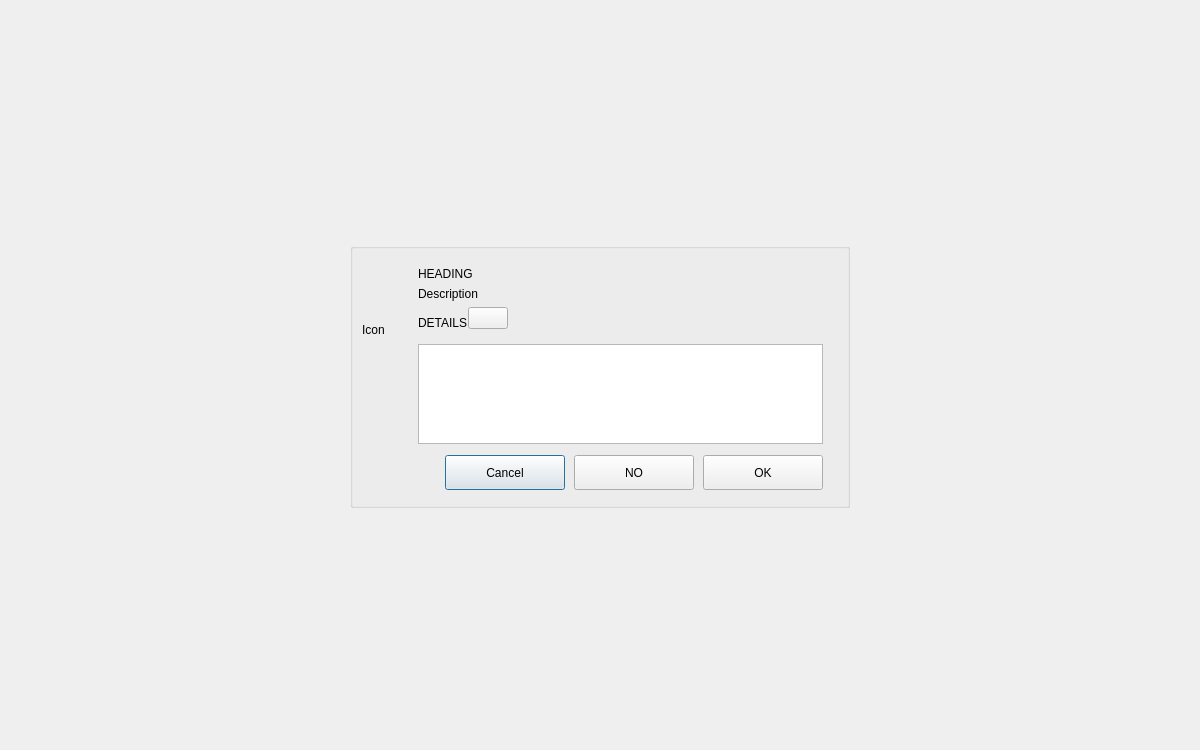
Old version of the form opensyde_tool/src/opensyde_gui_elements/widget/C_OgeWiCustomMessage.ui in the repository openSYDE/openSYDE.
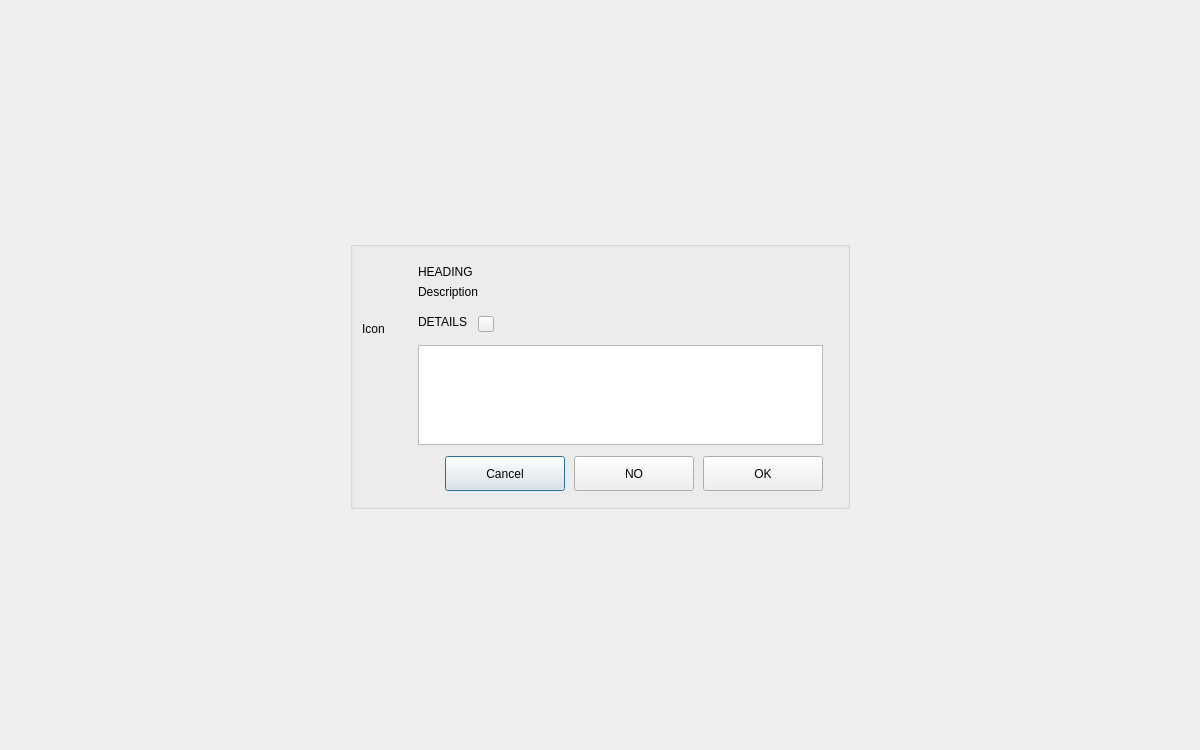
New version of the form. Custom widgets are drawn as their Qt base class.

What changed in the file:
```diff
--- a/opensyde_tool/src/opensyde_gui_elements/widget/C_OgeWiCustomMessage.ui
+++ b/opensyde_tool/src/opensyde_gui_elements/widget/C_OgeWiCustomMessage.ui
@@ -28,6 +28,12 @@
      <property name="orientation">
       <enum>Qt::Vertical</enum>
      </property>
+     <property name="sizeHint" stdset="0">
+      <size>
+       <width>0</width>
+       <height>0</height>
+      </size>
+     </property>
     </spacer>
    </item>
    <item>
@@ -37,6 +43,12 @@
        <property name="orientation">
         <enum>Qt::Horizontal</enum>
        </property>
+       <property name="sizeHint" stdset="0">
+        <size>
+         <width>0</width>
+         <height>0</height>
+        </size>
+       </property>
       </spacer>
      </item>
      <item>
@@ -144,23 +156,35 @@
             <item>
              <widget class="QWidget" name="widget_4" native="true">
               <layout class="QVBoxLayout" name="verticalLayout_3">
-               <property name="spacing">
-                <number>0</number>
-               </property>
                <property name="leftMargin">
-                <number>0</number>
+                <number>10</number>
                </property>
                <property name="topMargin">
-                <number>0</number>
-               </property>
-               <property name="rightMargin">
-                <number>0</number>
+                <number>11</number>
                </property>
                <property name="bottomMargin">
-                <number>9</number>
+                <number>7</number>
                </property>
                <item>
-                <widget class="stw_opensyde_gui_elements::C_OgePubIconText" name="pc_ButtonDetails">
+                <widget class="stw_opensyde_gui_elements::C_OgePubSvgIconOnly" name="pc_ButtonDetails">
+                 <property name="sizePolicy">
+                  <sizepolicy hsizetype="Fixed" vsizetype="Fixed">
+                   <horstretch>0</horstretch>
+                   <verstretch>0</verstretch>
+                  </sizepolicy>
+                 </property>
+                 <property name="minimumSize">
+                  <size>
+                   <width>16</width>
+                   <height>16</height>
+                  </size>
+                 </property>
+                 <property name="maximumSize">
+                  <size>
+                   <width>16</width>
+                   <height>16</height>
+                  </size>
+                 </property>
                  <property name="focusPolicy">
                   <enum>Qt::NoFocus</enum>
                  </property>
@@ -338,11 +362,6 @@
    <extends>QTextBrowser</extends>
    <header>C_OgeTebMessageDetails.h</header>
   </customwidget>
-  <customwidget>
-   <class>stw_opensyde_gui_elements::C_OgePubIconText</class>
-   <extends>QPushButton</extends>
-   <header>C_OgePubIconText.h</header>
-  </customwidget>
   <customwidget>
    <class>stw_opensyde_gui_elements::C_OgeLabHeadingMessage</class>
    <extends>QLabel</extends>
@@ -365,6 +384,11 @@
    <header>C_OgeWiOnlyBackground.h</header>
    <container>1</container>
   </customwidget>
+  <customwidget>
+   <class>stw_opensyde_gui_elements::C_OgePubSvgIconOnly</class>
+   <extends>QPushButton</extends>
+   <header>C_OgePubSvgIconOnly.h</header>
+  </customwidget>
  </customwidgets>
  <tabstops>
   <tabstop>pc_ButtonOk</tabstop>
```
